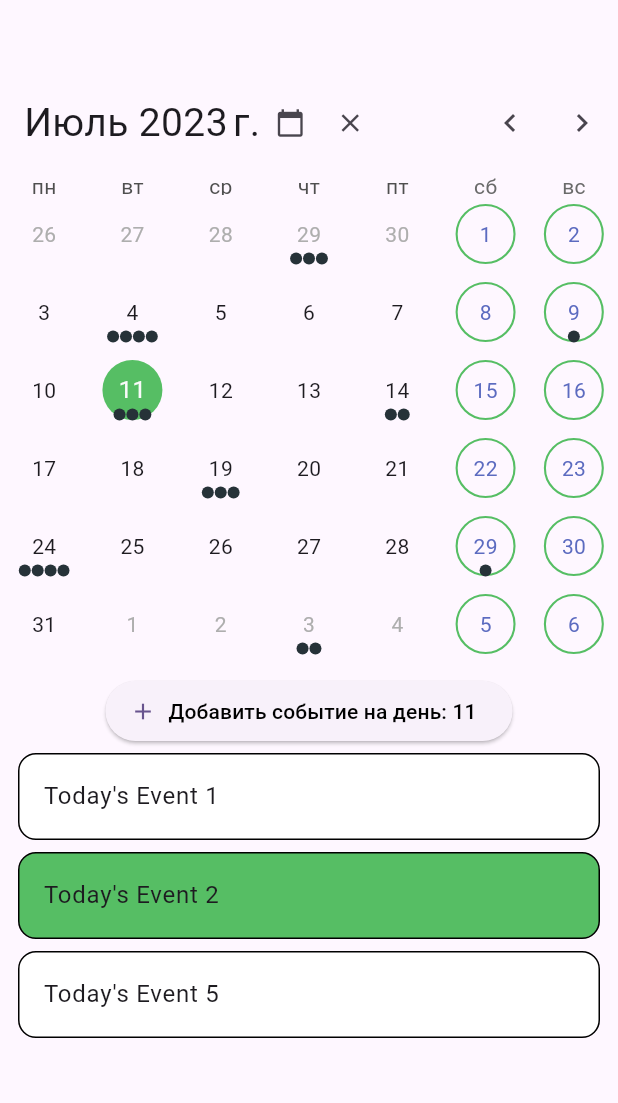
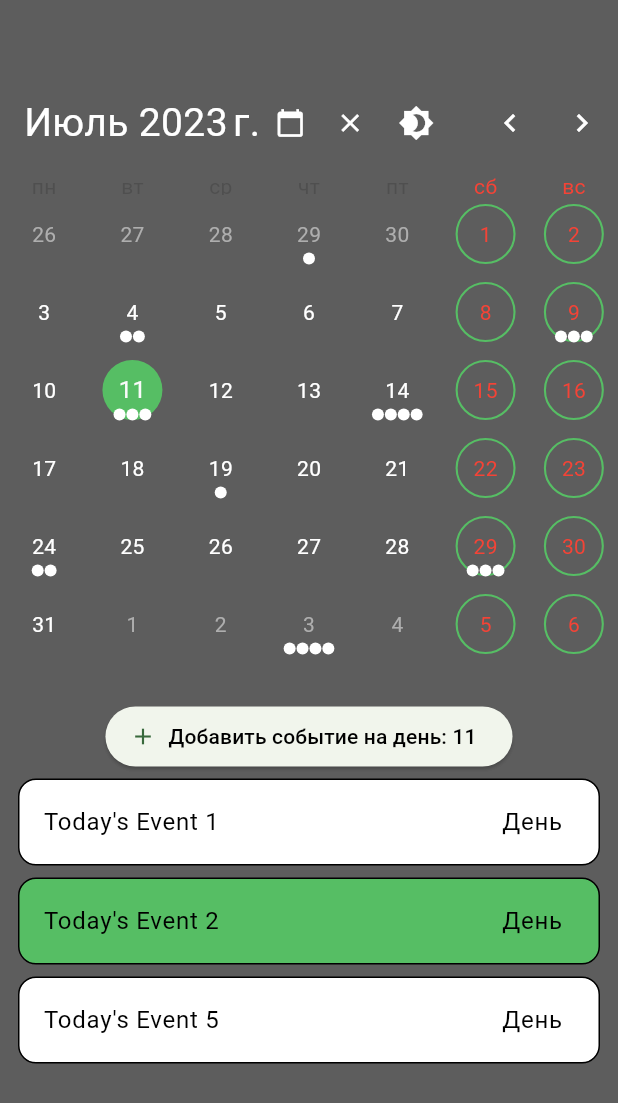
Before and after one commit to GachiB0y/calendar_app_flutter, a Flutter app: the screen it shows after launch, on a phone screen of 412 x 824 dp. Shown: the top 1103 px of the screen. Run offline on Flutter 3.47's test engine with Material 2 defaults, Android fonts, the phone set to English and light mode, and no system bars; drawn by our look-alikes of table_calendar; our stand-ins replace bloc, flutter_bloc.

Commit message:
add Theme

```diff
--- a/lib/domain/blocs/events_bloc.dart
+++ b/lib/domain/blocs/events_bloc.dart
@@ -3,7 +3,7 @@ import 'dart:collection';
 import 'package:bloc/bloc.dart';
 import 'package:calendar_app_flutter/domain/api_client/event_api_client.dart';
 import 'package:calendar_app_flutter/domain/repository/event_repositort.dart';
-import 'package:calendar_app_flutter/utils.dart';
+import 'package:calendar_app_flutter/utils/utils.dart';
 import 'package:flutter/foundation.dart';
 import 'package:flutter_bloc/flutter_bloc.dart';
 import 'package:table_calendar/table_calendar.dart';
--- a/lib/my_app.dart
+++ b/lib/my_app.dart
@@ -1,19 +1,34 @@
 import 'package:calendar_app_flutter/domain/blocs/events_bloc.dart';
 import 'package:calendar_app_flutter/ui/screens/calendar_main_screen.dart';
+import 'package:calendar_app_flutter/utils/config.dart';
+import 'package:calendar_app_flutter/utils/custom_theme.dart';
 import 'package:flutter/material.dart';
 import 'package:flutter_bloc/flutter_bloc.dart';
 
-class MyApp extends StatelessWidget {
-  const MyApp({super.key});
+class MyApp extends StatefulWidget {
+  const MyApp({Key? key}) : super(key: key);
+
+  @override
+  State<MyApp> createState() => _MyAppState();
+}
+
+class _MyAppState extends State<MyApp> {
+  @override
+  void initState() {
+    super.initState();
+    currentTheme.addListener(() {
+      //2
+      setState(() {});
+    });
+  }
 
   @override
   Widget build(BuildContext context) {
     return MaterialApp(
       title: 'Flutter Demo',
-      theme: ThemeData(
-        colorScheme: ColorScheme.fromSeed(seedColor: Colors.deepPurple),
-        useMaterial3: true,
-      ),
+      theme: CustomTheme.lightTheme,
+      darkTheme: CustomTheme.darkTheme,
+      themeMode: currentTheme.currentTheme,
       home: BlocProvider<EventListViewBloc>(
         create: (context) => EventListViewBloc(),
         child: const CalendarMainScreen(),
--- a/lib/pages/bloc_complex.dart
+++ b/lib/pages/bloc_complex.dart
@@ -1,6 +1,7 @@
 import 'dart:collection';
 
 import 'package:calendar_app_flutter/domain/blocs/events_bloc.dart';
+import 'package:calendar_app_flutter/utils/config.dart';
 import 'package:flutter/material.dart';
 import 'package:flutter_bloc/flutter_bloc.dart';
 import 'package:intl/intl.dart';
@@ -8,7 +9,7 @@ import 'package:table_calendar/table_calendar.dart';
 
 import '../domain/entity/event.dart';
 
-import '../utils.dart';
+import '../utils/utils.dart';
 
 class TableComplexExampleBloc extends StatefulWidget {
   const TableComplexExampleBloc({super.key});
@@ -124,6 +125,12 @@ class _TableComplexExampleBlocState extends State<TableComplexExampleBloc> {
     ));
   }
 
+  void _changeTheme() {
+    setState(() {
+      currentTheme.toggleTheme();
+    });
+  }
+
   @override
   Widget build(BuildContext context) {
     final EventListViewBloc eventBloc = context.watch<EventListViewBloc>();
@@ -172,21 +179,27 @@ class _TableComplexExampleBlocState extends State<TableComplexExampleBloc> {
                             curve: Curves.easeOut,
                           );
                         },
+                        changeTheme: _changeTheme,
                       );
                     },
                   ),
                   TableCalendar<Event>(
-                    availableCalendarFormats: {CalendarFormat.month: "Июль"},
-                    calendarStyle: const CalendarStyle(
-                      selectedDecoration: BoxDecoration(
+                    calendarStyle: CalendarStyle(
+                      markerDecoration: BoxDecoration(
+                          color: currentTheme.isDarkTheme
+                              ? Colors.white
+                              : const Color(0xFF263238),
+                          shape: BoxShape.circle),
+                      selectedDecoration: const BoxDecoration(
                           color: Color(0xFF56BE64), shape: BoxShape.circle),
-                      todayDecoration: BoxDecoration(
+                      todayDecoration: const BoxDecoration(
                           color: Color.fromARGB(141, 86, 190, 100),
                           shape: BoxShape.circle),
-                      holidayDecoration: BoxDecoration(
+                      holidayDecoration: const BoxDecoration(
                           border: Border.fromBorderSide(
                               BorderSide(color: Color(0xFF56BE64), width: 1.4)),
                           shape: BoxShape.circle),
+                      holidayTextStyle: const TextStyle(color: Colors.red),
                     ),
                     startingDayOfWeek: StartingDayOfWeek.monday,
                     locale: 'ru_RU',
@@ -218,21 +231,22 @@ class _TableComplexExampleBlocState extends State<TableComplexExampleBloc> {
                         setState(() => _calendarFormat = format);
                       }
                     },
-                    // calendarBuilders: CalendarBuilders(
-                    //   dowBuilder: (context, day) {
-                    //     if (day.weekday == DateTime.sunday) {
-                    //       final text = DateFormat.E().format(day);
-                    //       return Center(
-                    //         child: Text(
-                    //           text,
-                    //           style: TextStyle(color: Colors.red),
-                    //         ),
-                    //       );
-                    //     }
-                    //   },
-                    // ),
+                    calendarBuilders: CalendarBuilders(
+                      dowBuilder: (context, day) {
+                        if (day.weekday == DateTime.sunday ||
+                            day.weekday == DateTime.saturday) {
+                          final text = DateFormat.E('ru_RU').format(day);
+                          return Center(
+                            child: Text(
+                              text,
+                              style: const TextStyle(color: Colors.red),
+                            ),
+                          );
+                        }
+                      },
+                    ),
                   ),
-                  const SizedBox(height: 8.0),
+                  const SizedBox(height: 25.0),
                   _selectedDays.isNotEmpty
                       ? ValueListenableBuilder<List<Event>>(
                           valueListenable: _selectedEvents,
@@ -277,8 +291,23 @@ class _TableComplexExampleBlocState extends State<TableComplexExampleBloc> {
                                 borderRadius: BorderRadius.circular(12.0),
                               ),
                               child: ListTile(
-                                onTap: () => print('${value[index]}'),
-                                title: Text('${value[index]}'),
+                                onTap: () => print(
+                                    '${eventBloc.state.kEvents[_selectedDays.last]}'),
+                                title: Row(
+                                  children: [
+                                    Text(
+                                      '${value[index]}',
+                                      style:
+                                          const TextStyle(color: Colors.black),
+                                    ),
+                                    Spacer(),
+                                    Text(
+                                      'День',
+                                      style:
+                                          const TextStyle(color: Colors.black),
+                                    ),
+                                  ],
+                                ),
                               ),
                             );
                           },
@@ -307,6 +336,7 @@ class _CalendarHeader extends StatelessWidget {
   final VoidCallback onTodayButtonTap;
   final VoidCallback onClearButtonTap;
   final bool clearButtonVisible;
+  final void Function() changeTheme;
 
   const _CalendarHeader({
     Key? key,
@@ -316,6 +346,7 @@ class _CalendarHeader extends StatelessWidget {
     required this.onTodayButtonTap,
     required this.onClearButtonTap,
     required this.clearButtonVisible,
+    required this.changeTheme,
   }) : super(key: key);
 
   @override
@@ -344,6 +375,13 @@ class _CalendarHeader extends StatelessWidget {
               visualDensity: VisualDensity.compact,
               onPressed: onClearButtonTap,
             ),
+          IconButton(
+            icon: const Icon(Icons.brightness_4),
+            onPressed: () {
+              changeTheme();
+              print(currentTheme.isDarkTheme);
+            },
+          ),
           const Spacer(),
           IconButton(
             icon: const Icon(Icons.chevron_left),
@@ -394,7 +432,6 @@ class _AlertDialogWidgetState extends State<_AlertDialogWidget> {
               color: Colors.white,
               borderRadius: BorderRadius.circular(10),
             ),
-            // height: MediaQuery.of(context).size.height * 0.54,
             child: Padding(
               padding: const EdgeInsets.all(12.0),
               child: Column(
@@ -405,6 +442,7 @@ class _AlertDialogWidgetState extends State<_AlertDialogWidget> {
                     decoration: const InputDecoration.collapsed(
                         hintText: 'Введите событие'),
                     controller: controller,
+                    style: TextStyle(color: Colors.black),
                   ),
                   const SizedBox(
                     height: 10,
--- a/lib/utils.dart
+++ /dev/null
@@ -1,51 +0,0 @@
-// Copyright 2019 Aleksander Woźniak
-// SPDX-License-Identifier: Apache-2.0
-
-import 'dart:collection';
-
-/// Example event class.
-// class Event {
-//   final String title;
-
-//   const Event(this.title);
-
-//   @override
-//   String toString() => title;
-// }
-
-/// Example events.
-///
-/// Using a [LinkedHashMap] is highly recommended if you decide to use a map.
-// final kEvents = LinkedHashMap<DateTime, List<Event>>(
-//   equals: isSameDay,
-//   hashCode: getHashCode,
-// )..addAll(_kEventSource);
-
-// final _kEventSource = Map.fromIterable(List.generate(50, (index) => index),
-//     key: (item) => DateTime.utc(kFirstDay.year, kFirstDay.month, item * 5),
-//     value: (item) => List.generate(
-//         item % 4 + 1, (index) => Event('Event $item | ${index + 1}')))
-//   ..addAll({
-//     kToday: [
-//       Event('Today\'s Event 1'),
-//       Event('Today\'s Event 2'),
-//       Event('Today\'s Event 5'),
-//     ],
-//   });
-
-int getHashCode(DateTime key) {
-  return key.day * 1000000 + key.month * 10000 + key.year;
-}
-
-/// Returns a list of [DateTime] objects from [first] to [last], inclusive.
-List<DateTime> daysInRange(DateTime first, DateTime last) {
-  final dayCount = last.difference(first).inDays + 1;
-  return List.generate(
-    dayCount,
-    (index) => DateTime.utc(first.year, first.month, first.day + index),
-  );
-}
-
-final kToday = DateTime.now();
-final kFirstDay = DateTime(kToday.year, kToday.month - 3, kToday.day);
-final kLastDay = DateTime(kToday.year, kToday.month + 3, kToday.day);
--- /dev/null
+++ b/lib/utils/config.dart
@@ -0,0 +1,3 @@
+import 'package:calendar_app_flutter/utils/custom_theme.dart';
+
+CustomTheme currentTheme = CustomTheme();
--- /dev/null
+++ b/lib/utils/constants.dart
@@ -0,0 +1,3 @@
+import 'package:flutter/material.dart';
+
+Color kPrimeyColorGreen = const Color(0xFF56BE64);
--- /dev/null
+++ b/lib/utils/custom_theme.dart
@@ -0,0 +1,37 @@
+import 'package:calendar_app_flutter/utils/constants.dart';
+import 'package:flutter/material.dart';
+
+class CustomTheme with ChangeNotifier {
+  static bool _isDarkTheme = true;
+  ThemeMode get currentTheme => _isDarkTheme ? ThemeMode.dark : ThemeMode.light;
+  bool get isDarkTheme {
+    return _isDarkTheme;
+  }
+
+  void toggleTheme() {
+    _isDarkTheme = !_isDarkTheme;
+    notifyListeners();
+  }
+
+  static ThemeData get lightTheme {
+    return ThemeData(
+      primaryColor: kPrimeyColorGreen,
+      scaffoldBackgroundColor: Colors.white,
+      textTheme: ThemeData.light().textTheme,
+      iconTheme: const IconThemeData(color: Colors.black),
+      useMaterial3: true,
+      colorScheme: ColorScheme.fromSeed(seedColor: kPrimeyColorGreen),
+    );
+  }
+
+  static ThemeData get darkTheme {
+    return ThemeData(
+      primaryColor: kPrimeyColorGreen,
+      scaffoldBackgroundColor: const Color.fromARGB(206, 54, 54, 54),
+      textTheme: ThemeData.dark().textTheme,
+      iconTheme: const IconThemeData(color: Colors.white),
+      useMaterial3: true,
+      colorScheme: ColorScheme.fromSeed(seedColor: kPrimeyColorGreen),
+    );
+  }
+}
--- /dev/null
+++ b/lib/utils/utils.dart
@@ -0,0 +1,16 @@
+int getHashCode(DateTime key) {
+  return key.day * 1000000 + key.month * 10000 + key.year;
+}
+
+/// Returns a list of [DateTime] objects from [first] to [last], inclusive.
+List<DateTime> daysInRange(DateTime first, DateTime last) {
+  final dayCount = last.difference(first).inDays + 1;
+  return List.generate(
+    dayCount,
+    (index) => DateTime.utc(first.year, first.month, first.day + index),
+  );
+}
+
+final kToday = DateTime.now();
+final kFirstDay = DateTime(kToday.year, kToday.month - 6, kToday.day);
+final kLastDay = DateTime(kToday.year, kToday.month + 6, kToday.day);
```
